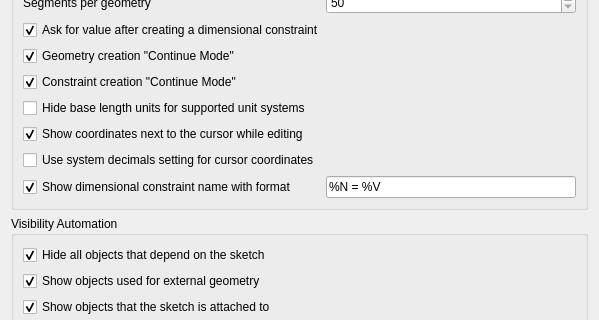
This is src/Mod/Sketcher/Gui/SketcherSettingsDisplay.ui in Reqrefusion/FreeCAD as Qt 5 draws it before an edit; both pictures show x 0 to 599 and y 292 to 612 of the 599 by 786 pixel window. The edited form follows.
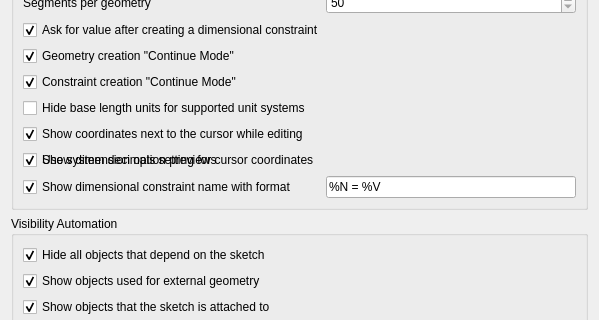
This is the edited form. Custom widgets are drawn as their Qt base class.

```diff
--- a/src/Mod/Sketcher/Gui/SketcherSettingsDisplay.ui
+++ b/src/Mod/Sketcher/Gui/SketcherSettingsDisplay.ui
@@ -505,6 +505,25 @@
         </property>
        </widget>
       </item>
+      <item row="14" column="0" colspan="2">
+       <widget class="Gui::PrefCheckBox" name="checkBoxDimensionOptionPreview">
+        <property name="toolTip">
+         <string>Shows suggested dimensional constraints next to the current selection while editing a sketch</string>
+        </property>
+        <property name="text">
+         <string>Show dimension option previews</string>
+        </property>
+        <property name="checked">
+         <bool>true</bool>
+        </property>
+        <property name="prefEntry" stdset="0">
+         <cstring>EnableDimensionOptionPreview</cstring>
+        </property>
+        <property name="prefPath" stdset="0">
+         <cstring>Mod/Sketcher</cstring>
+        </property>
+       </widget>
+      </item>
      </layout>
     </widget>
    </item>
```
Left out of the diff: 1 changed line with no effect on the pictures.
